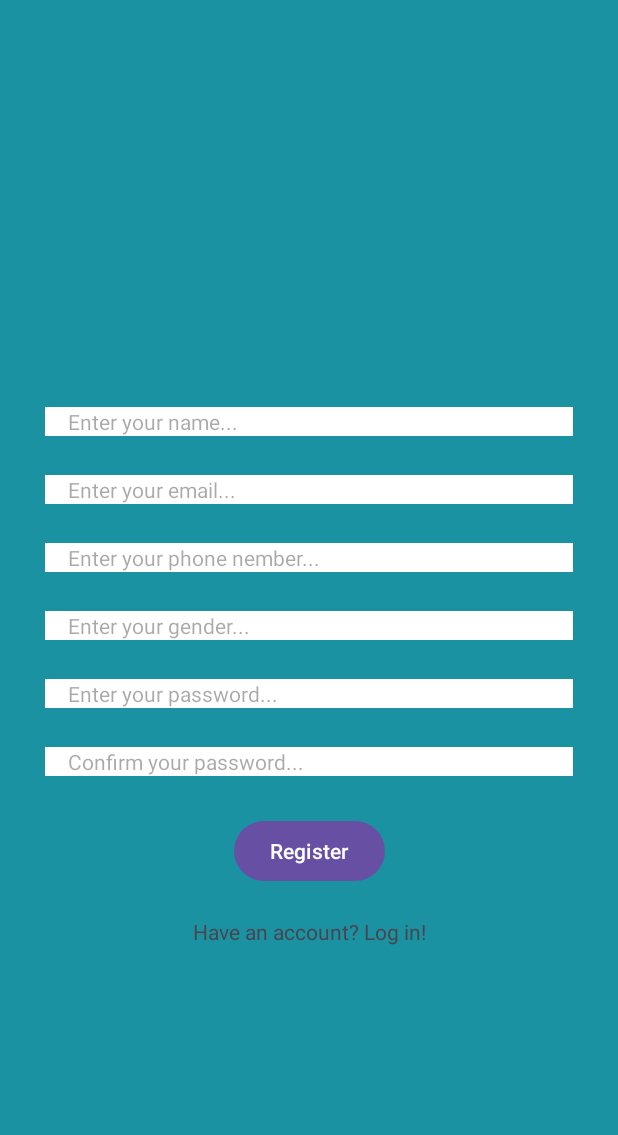
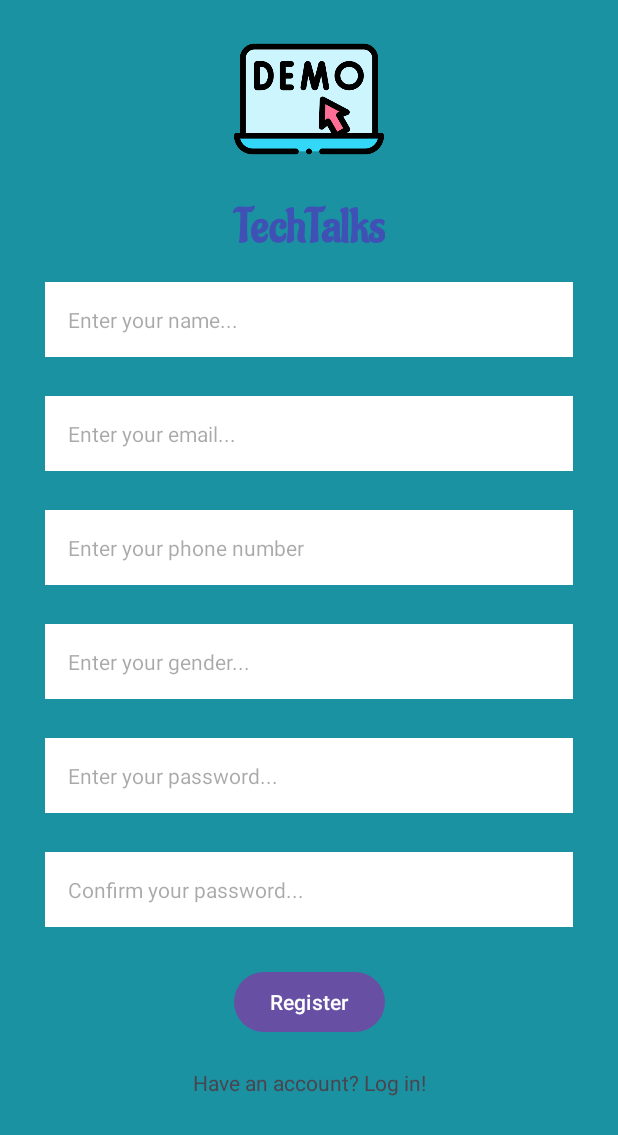
Before and after one commit to salauddin96/Demo_App-03, an Android app: the screen it shows after launch (home), on a phone screen of 412 x 824 dp. Shown: the top 1135 px of the screen. Run offline under Robolectric (Android 15) with nearby library versions, the light colour scheme and no system bars; 7 statements that could not run were skipped.

Commit message:
update lines

```diff
--- a/app/src/main/AndroidManifest.xml
+++ b/app/src/main/AndroidManifest.xml
@@ -13,7 +13,7 @@
         android:theme="@style/Theme.Demo_App_03"
         tools:targetApi="31">
         <activity
-            android:name=".homeMain"
+            android:name=".homemain"
             android:exported="false" />
         <activity
             android:name=".home"
--- a/app/src/main/java/org/demo/demo_app_03/MainActivity.kt
+++ b/app/src/main/java/org/demo/demo_app_03/MainActivity.kt
@@ -15,8 +15,6 @@ class MainActivity : AppCompatActivity() {
 
     override fun onCreate(savedInstanceState: Bundle?) {
         super.onCreate(savedInstanceState)
-        binding = ActivityMainBinding.inflate(layoutInflater)
-        binding.title = title
 
         setContentView(binding.root)
 
--- a/app/src/main/java/org/demo/demo_app_03/home.kt
+++ b/app/src/main/java/org/demo/demo_app_03/home.kt
@@ -1,12 +1,56 @@
 package org.demo.demo_app_03
 
+import android.content.Intent
 import androidx.appcompat.app.AppCompatActivity
 import android.os.Bundle
+import android.widget.Button
+import android.widget.EditText
 
 class home : AppCompatActivity() {
+    private lateinit var name: EditText
+    private lateinit var email: EditText
+    private lateinit var phone: EditText
+    private lateinit var gender: EditText
+    private lateinit var password: EditText
+    private lateinit var conpass: EditText
+    private lateinit var button: Button
+
     override fun onCreate(savedInstanceState: Bundle?) {
         super.onCreate(savedInstanceState)
         setContentView(R.layout.activity_home)
-        var title = binding.title.text.toString
+        name = findViewById(R.id.name)
+        email = findViewById(R.id.email)
+        phone = findViewById(R.id.phone)
+        gender = findViewById(R.id.gender)
+        password = findViewById(R.id.pass)
+        conpass = findViewById(R.id.confirmpassword)
+        button = findViewById(R.id.button)
+
+        button.setOnClickListener {
+            val intent = Intent(this@home, homemain::class.java)
+            val name = name.text.toString()
+            intent.putExtra("username", name)
+
+            val email = email.text.toString()
+            intent.putExtra("email", email)
+
+            val phone = phone.text.toString()
+            intent.putExtra("phone", phone)
+
+            val gender = gender.text.toString()
+            intent.putExtra("gender", gender)
+
+            val pass = password.text.toString()
+            intent.putExtra("password", pass)
+
+            val conPass = conpass.text.toString()
+            intent.putExtra("confirm", conPass)
+
+            startActivity(intent)
+            finish()
+        }
+
+
+
     }
 }
--- a/app/src/main/res/layout/activity_home.xml
+++ b/app/src/main/res/layout/activity_home.xml
@@ -12,9 +12,11 @@
         android:layout_width="100dp"
         android:layout_height="100dp"
         android:layout_marginTop="16dp"
+        android:src="@drawable/demo"
         app:layout_constraintEnd_toEndOf="parent"
         app:layout_constraintStart_toStartOf="parent"
-        app:layout_constraintTop_toTopOf="parent"  />
+        app:layout_constraintTop_toTopOf="parent"
+        android:contentDescription="@string/todo" />
 
 
     <TextView
@@ -22,6 +24,12 @@
         android:layout_width="wrap_content"
         android:layout_height="wrap_content"
         android:layout_marginTop="16dp"
+        android:fontFamily="@font/aladin"
+        android:text="@string/techtalks"
+        android:textAlignment="center"
+        android:textColor="#3F51B5"
+        android:textSize="32sp"
+        android:textStyle="bold"
         app:layout_constraintEnd_toEndOf="@+id/logo"
         app:layout_constraintStart_toStartOf="@id/logo"
         app:layout_constraintTop_toBottomOf="@+id/logo" />
@@ -32,14 +40,13 @@
         android:layout_width="match_parent"
         android:layout_height="wrap_content"
         android:layout_marginLeft="30dp"
-        android:layout_marginTop="120dp"
+        android:layout_marginTop="16dp"
         android:layout_marginRight="30dp"
         android:background="@color/white"
-        android:hint="Enter your name..."
-        android:paddingLeft="15dp"
+        android:hint="@string/enter_your_name"
+        android:padding="15dp"
         app:circularflow_radiusInDP="3dp"
         app:layout_constraintEnd_toEndOf="@+id/title"
-        app:layout_constraintHorizontal_bias="0.541"
         app:layout_constraintStart_toStartOf="@id/title"
         app:layout_constraintTop_toBottomOf="@+id/title" />
 
@@ -51,12 +58,12 @@
         android:layout_marginTop="26dp"
         android:layout_marginRight="30dp"
         android:background="@color/white"
-        android:hint="Enter your email..."
+        android:hint="@string/enter_your_email"
         app:circularflow_radiusInDP="3dp"
         app:layout_constraintEnd_toEndOf="@+id/name"
         app:layout_constraintStart_toStartOf="@id/name"
         app:layout_constraintTop_toBottomOf="@+id/name"
-        android:paddingLeft="15dp"/>
+        android:padding="15dp"/>
 
     <TextView
         android:id="@+id/phone"
@@ -66,12 +73,12 @@
         android:layout_marginTop="26dp"
         android:layout_marginRight="30dp"
         android:background="@color/white"
-        android:hint="Enter your phone nember..."
+        android:hint="Enter your phone number"
         app:circularflow_radiusInDP="3dp"
         app:layout_constraintEnd_toEndOf="@+id/email"
         app:layout_constraintStart_toStartOf="@id/email"
         app:layout_constraintTop_toBottomOf="@+id/email"
-        android:paddingLeft="15dp"/>
+        android:padding="15dp"/>
 
     <TextView
         android:id="@+id/gender"
@@ -86,7 +93,7 @@
         app:layout_constraintEnd_toEndOf="@+id/phone"
         app:layout_constraintStart_toStartOf="@id/phone"
         app:layout_constraintTop_toBottomOf="@+id/phone"
-        android:paddingLeft="15dp"/>
+        android:padding="15dp"/>
 
     <TextView
         android:id="@+id/pass"
@@ -101,10 +108,10 @@
         app:layout_constraintEnd_toEndOf="@+id/gender"
         app:layout_constraintStart_toStartOf="@id/gender"
         app:layout_constraintTop_toBottomOf="@+id/gender"
-        android:paddingLeft="15dp"/>
+        android:padding="15dp"/>
 
     <TextView
-        android:id="@+id/conpass"
+        android:id="@+id/confirmpassword"
         android:layout_width="match_parent"
         android:layout_height="wrap_content"
         android:layout_marginLeft="30dp"
@@ -116,20 +123,20 @@
         app:layout_constraintEnd_toEndOf="@+id/pass"
         app:layout_constraintStart_toStartOf="@id/pass"
         app:layout_constraintTop_toBottomOf="@+id/pass"
-        android:paddingLeft="15dp"/>
+        android:padding="15dp"/>
 
     <Button
         android:id="@+id/button"
         android:layout_width="wrap_content"
         android:layout_height="wrap_content"
-        android:text="Register"
-        app:layout_constraintStart_toStartOf="@+id/conpass"
-        app:layout_constraintEnd_toEndOf="@+id/conpass"
-        app:layout_constraintTop_toBottomOf="@+id/conpass"
+        android:text="@string/register"
+        app:layout_constraintStart_toStartOf="@+id/confirmpassword"
+        app:layout_constraintEnd_toEndOf="@+id/confirmpassword"
+        app:layout_constraintTop_toBottomOf="@+id/confirmpassword"
         android:layout_marginTop="26dp" />
 
     <TextView
-        android:id="@+id/haveacc"
+        android:id="@+id/login"
         android:layout_width="wrap_content"
         android:layout_height="wrap_content"
         android:text="Have an account? Log in!"
--- a/app/src/main/res/values/strings.xml
+++ b/app/src/main/res/values/strings.xml
@@ -1,3 +1,9 @@
 <resources>
     <string name="app_name">Demo_App_03</string>
+    <string name="todo">TODO</string>
+    <string name="techtalks">TechTalks</string>
+    <string name="enter_your_name">Enter your name...</string>
+    <string name="enter_your_email">Enter your email...</string>
+    <string name="enter_your_phone_nember">Enter your phone nember...</string>
+    <string name="register">Register</string>
 </resources>
```
Also changed, not shown: app/src/main/java/org/demo/demo_app_03/homeMain.kt (deleted, +0 -16 lines), app/src/main/java/org/demo/demo_app_03/homemain.kt (added, +53 -0 lines), app/src/main/res/layout/activity_home_main.xml (+80 -1 lines).
